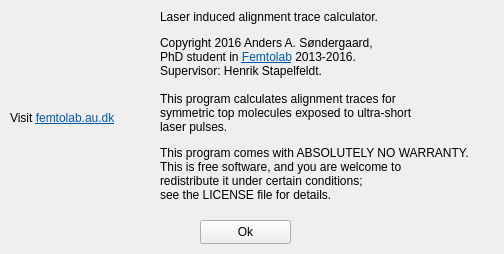
Qt form aboutForm.ui (Femtolab-aarhus/alignment_calculator) before a commit.
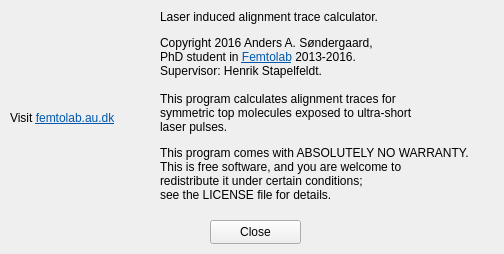
The same form after that commit. Icons and pictures are not drawn.

The edit to the form file:
```diff
--- a/aboutForm.ui
+++ b/aboutForm.ui
@@ -70,14 +70,14 @@
   <widget class="QPushButton" name="Ok">
    <property name="geometry">
     <rect>
-     <x>200</x>
+     <x>210</x>
      <y>220</y>
      <width>91</width>
      <height>24</height>
     </rect>
    </property>
    <property name="text">
-    <string>Ok</string>
+    <string>Close</string>
    </property>
   </widget>
  </widget>
```
